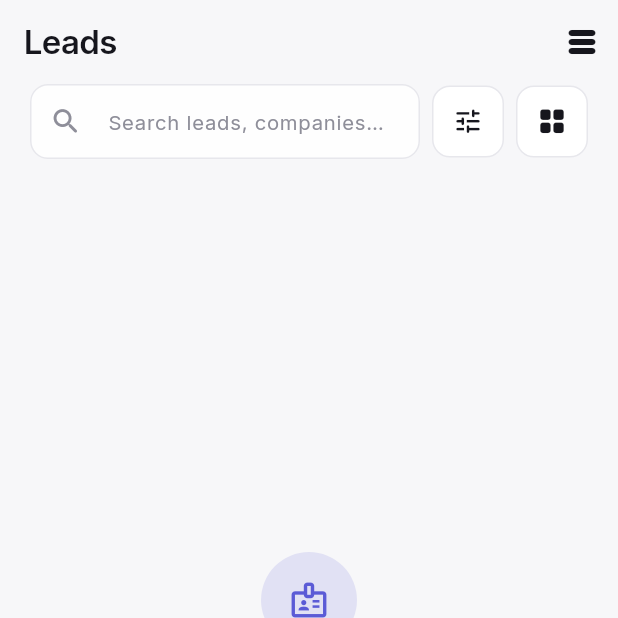
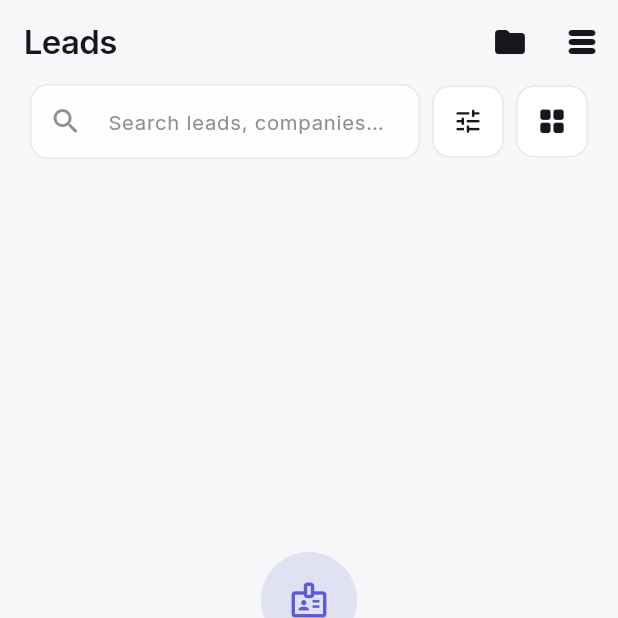
Before and after one commit to Hacker-web25/LeadFLOW, a Flutter app: the LeadListScreen screen opened by its route, on a phone screen of 412 x 824 dp, the top half of it. Run offline on Flutter 3.47's test engine with Material 3 defaults, Android fonts, the phone set to English and light mode, and no system bars; our stand-ins replace file_picker, flutter_riverpod, go_router, google_fonts, image_picker, just_audio and 2 more; missing offline and left inert: dart:js_interop, excel, file_saver, google_mlkit_text_recognition, pluto_grid, record; accounts and stored records are empty.

Commit message:
Fix auth persistence, voice note crash, folder UX

```diff
--- a/lib/features/leads/presentation/lead_list_screen.dart
+++ b/lib/features/leads/presentation/lead_list_screen.dart
@@ -36,6 +36,23 @@ class LeadListScreen extends ConsumerWidget {
       appBar: AppBar(
         title: const Text('Leads'),
         actions: [
+          IconButton(
+            tooltip: viewMode == LeadViewMode.folders
+                ? 'Showing folders'
+                : 'Sort by folder',
+            icon: Icon(
+              Icons.folder_rounded,
+              color: viewMode == LeadViewMode.folders
+                  ? AppColors.iris
+                  : null,
+            ),
+            onPressed: () {
+              ref.read(leadViewModeProvider.notifier).state =
+                  viewMode == LeadViewMode.folders
+                      ? LeadViewMode.list
+                      : LeadViewMode.folders;
+            },
+          ),
           IconButton(
             tooltip: 'Bulk edit',
             icon: const Icon(Icons.table_rows_rounded),
--- a/pubspec.yaml
+++ b/pubspec.yaml
@@ -35,6 +35,9 @@ dependencies:
   file_saver: ^0.2.14
   # Persistent user settings (currently-active exhibition, etc.).
   shared_preferences: ^2.3.2
+  # App-private storage paths (used for voice-note recording — Android
+  # rejects bare filenames because the CWD is a read-only APK path).
+  path_provider: ^2.1.4
 
 dev_dependencies:
   flutter_test:
```
Also changed, not shown: codemagic.yaml (+9 -5 lines), lib/features/exhibitions/presentation/exhibition_picker_sheet.dart (+14 -2 lines), lib/features/voice_note/presentation/voice_note_screen.dart (+16 -2 lines).
